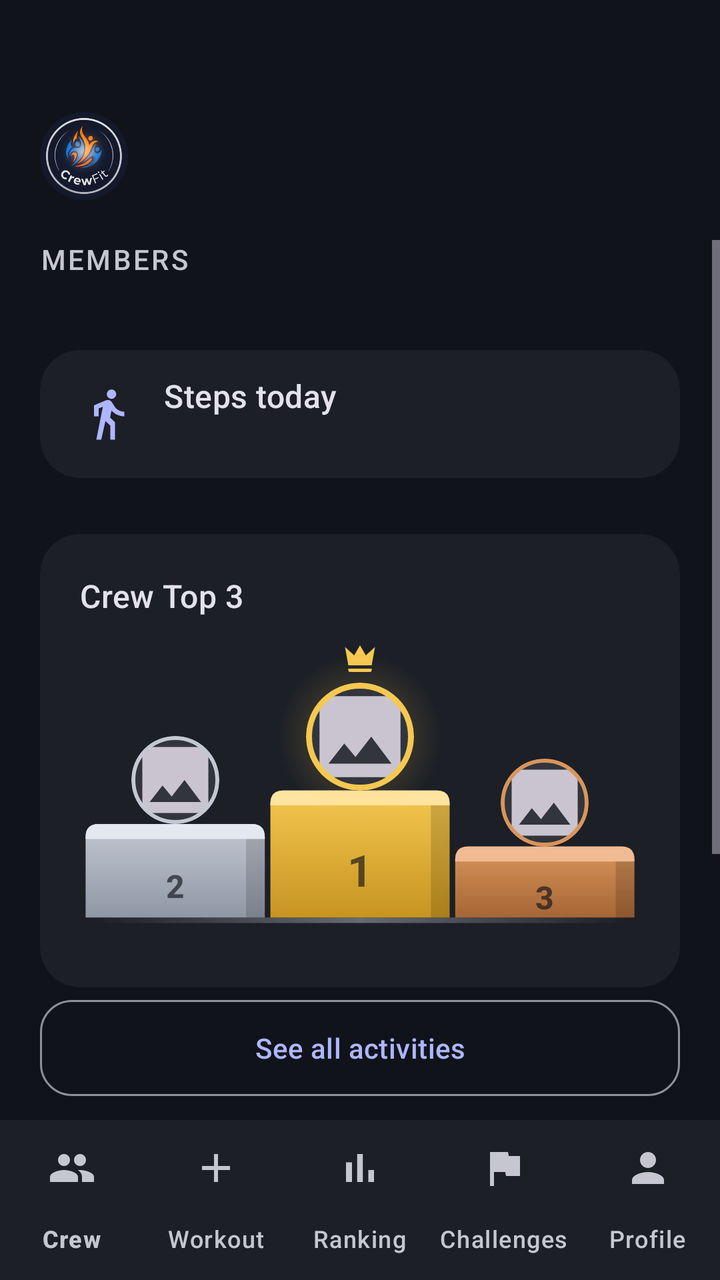
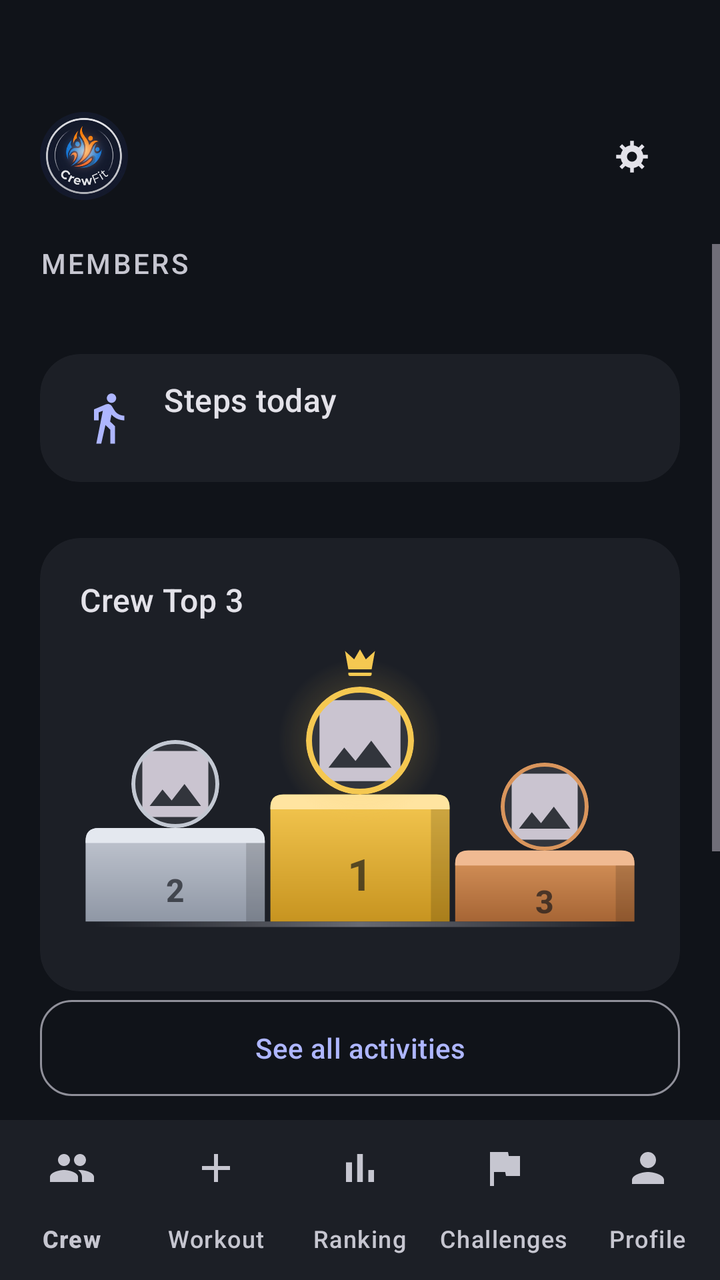

The first picture is an Android layout as it rendered before a commit; the second is the same layout after the commit. The layout source and the unified diff follow.
<!-- AndroidManifest.xml: application theme Theme.MobileSE -->
<!-- res/layout/screen_main_hub.xml -->
<?xml version="1.0" encoding="utf-8"?>
<androidx.constraintlayout.widget.ConstraintLayout xmlns:android="http://schemas.android.com/apk/res/android"
    xmlns:app="http://schemas.android.com/apk/res-auto"
    android:layout_width="match_parent"
    android:layout_height="match_parent"
    android:background="?attr/colorSurface">

    
    <androidx.constraintlayout.widget.ConstraintLayout
        android:id="@+id/clHeader"
        android:layout_width="match_parent"
        android:layout_height="wrap_content"
        android:paddingTop="56dp"
        android:paddingStart="@dimen/screen_padding_horizontal"
        android:paddingEnd="@dimen/screen_padding_horizontal"
        android:paddingBottom="20dp"
        app:layout_constraintTop_toTopOf="parent">

        <com.google.android.material.card.MaterialCardView
            android:id="@+id/cvHomeLogoContainer"
            android:layout_width="@dimen/logo_size_small"
            android:layout_height="@dimen/logo_size_small"
            app:cardCornerRadius="@dimen/logo_radius_small"
            app:cardElevation="0dp"
            app:strokeWidth="0dp"
            app:cardBackgroundColor="@android:color/transparent"
            app:layout_constraintTop_toTopOf="parent"
            app:layout_constraintStart_toStartOf="parent">

            <ImageView
                android:id="@+id/ivHomeLogo"
                android:layout_width="match_parent"
                android:layout_height="match_parent"
                android:src="@drawable/logo_new"
                android:contentDescription="@string/logo_desc"
                android:scaleType="centerCrop" />
        </com.google.android.material.card.MaterialCardView>

        
        <TextView
            android:id="@+id/tvHomeCrewName"
            android:layout_width="0dp"
            android:layout_height="wrap_content"
            android:textAppearance="?attr/textAppearanceHeadlineSmall"
            android:textColor="?attr/colorOnSurface"
            android:maxLines="2"
            android:ellipsize="end"
            android:layout_marginStart="16dp"
            app:layout_constraintTop_toTopOf="@id/cvHomeLogoContainer"
            app:layout_constraintBottom_toBottomOf="@id/cvHomeLogoContainer"
            app:layout_constraintStart_toEndOf="@id/cvHomeLogoContainer"
            app:layout_constraintEnd_toEndOf="parent" />
    </androidx.constraintlayout.widget.ConstraintLayout>

    <ScrollView
        android:layout_width="match_parent"
        android:layout_height="0dp"
        android:fillViewport="true"
        android:clipToPadding="false"
        app:layout_constraintTop_toBottomOf="@id/clHeader"
        app:layout_constraintBottom_toTopOf="@id/btnAllActivities">

        <androidx.constraintlayout.widget.ConstraintLayout
            android:layout_width="match_parent"
            android:layout_height="wrap_content">

        <LinearLayout
            style="@style/ContentColumn"
            android:paddingBottom="24dp">

            <TextView
                style="@style/TextAppearance.CrewFit.SectionLabel"
                android:layout_width="wrap_content"
                android:layout_height="wrap_content"
                android:text="@string/members_label" />

            <HorizontalScrollView
                android:id="@+id/hsvMembers"
                android:layout_width="match_parent"
                android:layout_height="wrap_content"
                android:layout_marginTop="12dp"
                android:scrollbars="none">

                <LinearLayout
                    android:id="@+id/llMembersContainer"
                    android:layout_width="wrap_content"
                    android:layout_height="wrap_content"
                    android:orientation="horizontal"
                    android:gravity="center_vertical" />
            </HorizontalScrollView>

            <include
                android:id="@+id/stepsCard"
                layout="@layout/view_steps_today"
                android:layout_width="match_parent"
                android:layout_height="wrap_content"
                android:layout_marginTop="24dp" />

            
            <com.google.android.material.card.MaterialCardView
                style="@style/Widget.CrewFit.Card"
                android:layout_width="match_parent"
                android:layout_height="wrap_content"
                android:layout_marginTop="28dp">

                <LinearLayout
                    android:layout_width="match_parent"
                    android:layout_height="wrap_content"
                    android:orientation="vertical"
                    android:padding="@dimen/card_padding">

                    <TextView
                        android:id="@+id/tvRankingLabel"
                        android:layout_width="wrap_content"
                        android:layout_height="wrap_content"
                        android:text="@string/top_3_label"
                        android:textAppearance="?attr/textAppearanceTitleMedium"
                        android:textColor="?attr/colorOnSurface" />

                    <include
                        android:id="@+id/podium"
                        layout="@layout/view_podium"
                        android:layout_width="match_parent"
                        android:layout_height="wrap_content"
                        android:layout_marginTop="10dp" />
                </LinearLayout>
            </com.google.android.material.card.MaterialCardView>

            <TextView
                android:id="@+id/tvLatestActivitiesLabel"
                style="@style/TextAppearance.CrewFit.SectionLabel"
                android:layout_width="wrap_content"
                android:layout_height="wrap_content"
                android:layout_marginTop="32dp"
                android:text="@string/latest_activities_label" />

            <LinearLayout
                android:id="@+id/llLatestActivitiesContainer"
                android:layout_width="match_parent"
                android:layout_height="wrap_content"
                android:orientation="vertical"
                android:layout_marginTop="12dp" />

        </LinearLayout>
        </androidx.constraintlayout.widget.ConstraintLayout>
    </ScrollView>

    
    <com.google.android.material.button.MaterialButton
        android:id="@+id/btnAllActivities"
        style="@style/Widget.CrewFit.Button.Outlined"
        android:layout_width="0dp"
        android:layout_height="wrap_content"
        android:layout_marginStart="@dimen/screen_padding_horizontal"
        android:layout_marginEnd="@dimen/screen_padding_horizontal"
        android:layout_marginTop="8dp"
        android:layout_marginBottom="8dp"
        android:text="@string/see_all_activities"
        app:layout_constraintStart_toStartOf="parent"
        app:layout_constraintEnd_toEndOf="parent"
        app:layout_constraintWidth_max="@dimen/content_max_width"
        app:layout_constraintBottom_toTopOf="@id/bottomNav" />

    <com.google.android.material.bottomnavigation.BottomNavigationView
        android:id="@+id/bottomNav"
        style="@style/Widget.CrewFit.BottomNav"
        android:layout_width="match_parent"
        android:layout_height="wrap_content"
        app:menu="@menu/menu_bottom_nav"
        app:layout_constraintBottom_toBottomOf="parent" />

</androidx.constraintlayout.widget.ConstraintLayout>
<!-- res/layout/view_steps_today.xml (included above) -->
<?xml version="1.0" encoding="utf-8"?>
<com.google.android.material.card.MaterialCardView xmlns:android="http://schemas.android.com/apk/res/android"
    xmlns:app="http://schemas.android.com/apk/res-auto"
    android:id="@+id/cvSteps"
    style="@style/Widget.CrewFit.Card"
    android:layout_width="match_parent"
    android:layout_height="wrap_content">

    <LinearLayout
        android:layout_width="match_parent"
        android:layout_height="wrap_content"
        android:orientation="horizontal"
        android:baselineAligned="false"
        android:gravity="center_vertical"
        android:paddingStart="@dimen/card_padding"
        android:paddingEnd="@dimen/card_padding"
        android:paddingTop="12dp"
        android:paddingBottom="12dp">

        <ImageView
            android:layout_width="28dp"
            android:layout_height="28dp"
            android:contentDescription="@null"
            android:src="@drawable/ic_steps"
            app:tint="?attr/colorPrimary" />

        <LinearLayout
            android:layout_width="0dp"
            android:layout_height="wrap_content"
            android:layout_weight="1"
            android:layout_marginStart="14dp"
            android:orientation="vertical">

            <TextView
                android:layout_width="wrap_content"
                android:layout_height="wrap_content"
                android:text="@string/steps_today_label"
                android:textAppearance="?attr/textAppearanceTitleMedium"
                android:textColor="?attr/colorOnSurface" />

            <TextView
                android:id="@+id/tvStepsHint"
                android:layout_width="match_parent"
                android:layout_height="wrap_content"
                android:layout_marginTop="2dp"
                android:textAppearance="?attr/textAppearanceBodySmall"
                android:textColor="?attr/colorOnSurfaceVariant" />
        </LinearLayout>

        <TextView
            android:id="@+id/tvStepsCount"
            android:layout_width="wrap_content"
            android:layout_height="wrap_content"
            android:layout_marginStart="12dp"
            android:textAppearance="?attr/textAppearanceHeadlineSmall"
            android:textColor="?attr/colorSecondary"
            android:visibility="gone" />

        
        <FrameLayout
            android:id="@+id/flStepsGoal"
            android:layout_width="wrap_content"
            android:layout_height="wrap_content"
            android:layout_marginStart="10dp"
            android:visibility="gone">

            <com.google.android.material.progressindicator.CircularProgressIndicator
                android:id="@+id/piStepsGoal"
                android:layout_width="wrap_content"
                android:layout_height="wrap_content"
                android:layout_gravity="center"
                android:indeterminate="false"
                android:progress="0"
                app:indicatorColor="?attr/colorSecondary"
                app:indicatorSize="@dimen/steps_goal_ring_size"
                app:trackColor="?attr/colorSurfaceContainerHighest"
                app:trackCornerRadius="2dp"
                app:trackThickness="4dp" />

            <ImageView
                android:id="@+id/ivStepsGoalReached"
                android:layout_width="16dp"
                android:layout_height="16dp"
                android:layout_gravity="center"
                android:contentDescription="@null"
                android:src="@drawable/ic_check"
                android:visibility="gone"
                app:tint="?attr/colorSecondary" />
        </FrameLayout>

        <com.google.android.material.button.MaterialButton
            android:id="@+id/btnConnectHealth"
            style="@style/Widget.CrewFit.Button.Outlined"
            android:layout_width="wrap_content"
            android:layout_height="wrap_content"
            android:layout_marginStart="12dp"
            android:text="@string/steps_connect"
            android:visibility="gone" />

    </LinearLayout>
</com.google.android.material.card.MaterialCardView>
<!-- res/layout/view_podium.xml (included above) -->
<?xml version="1.0" encoding="utf-8"?>
<FrameLayout xmlns:android="http://schemas.android.com/apk/res/android"
    xmlns:app="http://schemas.android.com/apk/res-auto"
    android:layout_width="match_parent"
    android:layout_height="wrap_content">

    <androidx.constraintlayout.widget.ConstraintLayout
        android:id="@+id/clPodium"
        android:clipChildren="false"
        android:layout_width="@dimen/podium_width"
        android:layout_height="@dimen/podium_height"
        android:layout_gravity="center_horizontal">

        <ImageView
            android:layout_width="0dp"
            android:layout_height="0dp"
            android:contentDescription="@null"
            android:scaleType="fitXY"
            android:src="@drawable/podium_blocks"
            app:layout_constraintTop_toTopOf="parent"
            app:layout_constraintBottom_toBottomOf="parent"
            app:layout_constraintStart_toStartOf="parent"
            app:layout_constraintEnd_toEndOf="parent" />

        

        <androidx.constraintlayout.widget.Guideline
            android:id="@+id/gSecondX"
            android:layout_width="wrap_content"
            android:layout_height="wrap_content"
            android:orientation="vertical"
            app:layout_constraintGuide_percent="0.17" />

        <androidx.constraintlayout.widget.Guideline
            android:id="@+id/gFirstX"
            android:layout_width="wrap_content"
            android:layout_height="wrap_content"
            android:orientation="vertical"
            app:layout_constraintGuide_percent="0.5" />

        <androidx.constraintlayout.widget.Guideline
            android:id="@+id/gThirdX"
            android:layout_width="wrap_content"
            android:layout_height="wrap_content"
            android:orientation="vertical"
            app:layout_constraintGuide_percent="0.83" />

        
        <androidx.constraintlayout.widget.Guideline
            android:id="@+id/gFirstTop"
            android:layout_width="wrap_content"
            android:layout_height="wrap_content"
            android:orientation="horizontal"
            app:layout_constraintGuide_percent="0.494" />

        <androidx.constraintlayout.widget.Guideline
            android:id="@+id/gSecondTop"
            android:layout_width="wrap_content"
            android:layout_height="wrap_content"
            android:orientation="horizontal"
            app:layout_constraintGuide_percent="0.602" />

        <androidx.constraintlayout.widget.Guideline
            android:id="@+id/gThirdTop"
            android:layout_width="wrap_content"
            android:layout_height="wrap_content"
            android:orientation="horizontal"
            app:layout_constraintGuide_percent="0.675" />

        

        
        <LinearLayout
            android:id="@+id/llPodiumFirstAvatar"
            android:clipChildren="false"
            android:layout_width="wrap_content"
            android:layout_height="wrap_content"
            android:gravity="center_horizontal"
            android:orientation="vertical"
            app:layout_constraintStart_toStartOf="@id/gFirstX"
            app:layout_constraintEnd_toEndOf="@id/gFirstX"
            app:layout_constraintBottom_toTopOf="@id/gFirstTop">

            <ImageView
                android:layout_width="@dimen/podium_crown_size"
                android:layout_height="@dimen/podium_crown_size"
                android:layout_marginBottom="2dp"
                android:contentDescription="@null"
                android:src="@drawable/ic_crown" />

            
            <FrameLayout
                android:layout_width="@dimen/podium_avatar_size_first"
                android:layout_height="@dimen/podium_avatar_size_first"
                android:clipChildren="false">

                <View
                    android:layout_width="@dimen/podium_glow_size"
                    android:layout_height="@dimen/podium_glow_size"
                    android:layout_gravity="center"
                    android:background="@drawable/bg_podium_glow" />

                <com.google.android.material.card.MaterialCardView
                    android:layout_width="@dimen/podium_avatar_size_first"
                    android:layout_height="@dimen/podium_avatar_size_first"
                    android:layout_gravity="center"
                    app:cardBackgroundColor="?attr/colorSurfaceContainerHighest"
                    app:cardCornerRadius="@dimen/podium_avatar_radius_first"
                    app:cardElevation="0dp"
                    app:strokeColor="@color/podium_first"
                    app:strokeWidth="3dp">

                    <ImageView
                        android:id="@+id/ivPodiumFirst"
                        android:layout_width="match_parent"
                        android:layout_height="match_parent"
                        android:contentDescription="@string/profile_desc"
                        android:scaleType="centerCrop"
                        android:src="@drawable/ic_image" />
                </com.google.android.material.card.MaterialCardView>
            </FrameLayout>
        </LinearLayout>

        

        <com.google.android.material.card.MaterialCardView
            android:id="@+id/cvPodiumSecond"
            android:layout_width="@dimen/podium_avatar_size"
            android:layout_height="@dimen/podium_avatar_size"
            app:cardBackgroundColor="?attr/colorSurfaceContainerHighest"
            app:cardCornerRadius="@dimen/podium_avatar_radius"
            app:cardElevation="0dp"
            app:strokeColor="@color/podium_second"
            app:strokeWidth="2dp"
            app:layout_constraintStart_toStartOf="@id/gSecondX"
            app:layout_constraintEnd_toEndOf="@id/gSecondX"
            app:layout_constraintBottom_toTopOf="@id/gSecondTop">

            <ImageView
                android:id="@+id/ivPodiumSecond"
                android:layout_width="match_parent"
                android:layout_height="match_parent"
                android:contentDescription="@string/profile_desc"
                android:scaleType="centerCrop"
                android:src="@drawable/ic_image" />
        </com.google.android.material.card.MaterialCardView>

        

        <com.google.android.material.card.MaterialCardView
            android:id="@+id/cvPodiumThird"
            android:layout_width="@dimen/podium_avatar_size"
            android:layout_height="@dimen/podium_avatar_size"
            app:cardBackgroundColor="?attr/colorSurfaceContainerHighest"
            app:cardCornerRadius="@dimen/podium_avatar_radius"
            app:cardElevation="0dp"
            app:strokeColor="@color/podium_third"
            app:strokeWidth="2dp"
            app:layout_constraintStart_toStartOf="@id/gThirdX"
            app:layout_constraintEnd_toEndOf="@id/gThirdX"
            app:layout_constraintBottom_toTopOf="@id/gThirdTop">

            <ImageView
                android:id="@+id/ivPodiumThird"
                android:layout_width="match_parent"
                android:layout_height="match_parent"
                android:contentDescription="@string/profile_desc"
                android:scaleType="centerCrop"
                android:src="@drawable/ic_image" />
        </com.google.android.material.card.MaterialCardView>
        

        <TextView
            android:layout_width="wrap_content"
            android:layout_height="wrap_content"
            android:text="@string/podium_rank_1"
            android:textAppearance="?attr/textAppearanceTitleLarge"
            android:textColor="@color/podium_rank_label"
            android:textStyle="bold"
            app:layout_constraintStart_toStartOf="@id/gFirstX"
            app:layout_constraintEnd_toEndOf="@id/gFirstX"
            app:layout_constraintTop_toTopOf="@id/gFirstTop"
            app:layout_constraintBottom_toBottomOf="parent" />

        <TextView
            android:layout_width="wrap_content"
            android:layout_height="wrap_content"
            android:text="@string/podium_rank_2"
            android:textAppearance="?attr/textAppearanceTitleMedium"
            android:textColor="@color/podium_rank_label"
            android:textStyle="bold"
            app:layout_constraintStart_toStartOf="@id/gSecondX"
            app:layout_constraintEnd_toEndOf="@id/gSecondX"
            app:layout_constraintTop_toTopOf="@id/gSecondTop"
            app:layout_constraintBottom_toBottomOf="parent" />

        <TextView
            android:layout_width="wrap_content"
            android:layout_height="wrap_content"
            android:text="@string/podium_rank_3"
            android:textAppearance="?attr/textAppearanceTitleMedium"
            android:textColor="@color/podium_rank_label"
            android:textStyle="bold"
            app:layout_constraintStart_toStartOf="@id/gThirdX"
            app:layout_constraintEnd_toEndOf="@id/gThirdX"
            app:layout_constraintTop_toTopOf="@id/gThirdTop"
            app:layout_constraintBottom_toBottomOf="parent" />

    </androidx.constraintlayout.widget.ConstraintLayout>
</FrameLayout>
<!-- resources referenced by this layout -->
<resources>
  <color name="podium_first">#F5C851</color>
  <color name="podium_rank_label">#A6101319</color>
  <color name="podium_second">#C3C8D2</color>
  <color name="podium_third">#D9955C</color>
  <dimen name="card_padding">20dp</dimen>
  <dimen name="content_max_width">2000dp</dimen>
  <dimen name="logo_radius_small">22dp</dimen>
  <dimen name="logo_size_small">44dp</dimen>
  <dimen name="podium_avatar_radius">22dp</dimen>
  <dimen name="podium_avatar_radius_first">27dp</dimen>
  <dimen name="podium_avatar_size">44dp</dimen>
  <dimen name="podium_avatar_size_first">54dp</dimen>
  <dimen name="podium_crown_size">20dp</dimen>
  <dimen name="podium_glow_size">82dp</dimen>
  <dimen name="podium_height">155dp</dimen>
  <dimen name="podium_width">280dp</dimen>
  <dimen name="screen_padding_horizontal">20dp</dimen>
  <dimen name="steps_goal_ring_size">34dp</dimen>
  <string name="latest_activities_label">Latest Activities</string>
  <string name="logo_desc">CrewFit Logo</string>
  <string name="members_label">Members</string>
  <string name="podium_rank_1">1</string>
  <string name="podium_rank_2">2</string>
  <string name="podium_rank_3">3</string>
  <string name="profile_desc">Profile</string>
  <string name="see_all_activities">See all activities</string>
  <string name="steps_connect">Connect</string>
  <string name="steps_today_label">Steps today</string>
  <string name="top_3_label">Crew Top 3</string>
  <style name="Widget.CrewFit.Button.Outlined" parent="Widget.Material3.Button.OutlinedButton">
          <item name="android:minHeight">56dp</item>
          <item name="cornerRadius">16dp</item>
      </style>
  <style name="Theme.MobileSE" parent="Base.Theme.MobileSE" />
  <color name="md_on_surface_variant">#C6C6D0</color>
  <color name="md_surface_container">#1C1F26</color>
  <style name="Widget.CrewFit.BottomNav.Indicator" parent="Widget.Material3.BottomNavigationView.ActiveIndicator">
          <item name="android:color">@android:color/transparent</item>
      </style>
  <color name="md_primary">#AEB6FF</color>
  <style name="ShapeAppearance.CrewFit.Medium" parent="ShapeAppearance.Material3.Corner.Medium">
          <item name="cornerSize">20dp</item>
      </style>
  <color name="md_on_primary">#1B1B5C</color>
  <color name="md_primary_container">#3A3F9E</color>
  <color name="md_on_primary_container">#E0E3FF</color>
  <color name="md_secondary">#6FE7B7</color>
  <color name="md_on_secondary">#00382A</color>
  <color name="md_secondary_container">#00513E</color>
  <color name="md_on_secondary_container">#8CFFD1</color>
  <color name="md_tertiary">#FFB77C</color>
  <color name="md_on_tertiary">#4A2800</color>
  <color name="md_tertiary_container">#6A3B00</color>
  <color name="md_on_tertiary_container">#FFDCC2</color>
  <color name="md_error">#FFB4AB</color>
  <color name="md_on_error">#690005</color>
  <color name="md_error_container">#93000A</color>
  <color name="md_on_error_container">#FFDAD6</color>
  <color name="md_surface">#101319</color>
  <color name="md_on_surface">#E3E2E9</color>
  <color name="md_surface_variant">#45464F</color>
  <color name="md_surface_container_lowest">#0B0E13</color>
  <color name="md_surface_container_low">#181B21</color>
  <color name="md_surface_container_high">#272A31</color>
  <color name="md_surface_container_highest">#32353C</color>
  <color name="md_outline">#90909A</color>
  <color name="md_outline_variant">#45464F</color>
  <color name="md_inverse_surface">#E3E2E9</color>
  <color name="md_inverse_on_surface">#2E3036</color>
  <style name="ShapeAppearance.CrewFit.Small" parent="ShapeAppearance.Material3.Corner.Small">
          <item name="cornerSize">12dp</item>
      </style>
  <style name="ShapeAppearance.CrewFit.Large" parent="ShapeAppearance.Material3.Corner.Large">
          <item name="cornerSize">28dp</item>
      </style>
  <!-- unchanged entries left out for length: 19 -->
</resources>

<!-- the commit's change to res/layout/screen_main_hub.xml (unified diff, before → after) -->
@@ -46,9 +46,23 @@
             android:maxLines="2"
             android:ellipsize="end"
             android:layout_marginStart="16dp"
+            android:layout_marginEnd="8dp"
             app:layout_constraintTop_toTopOf="@id/cvHomeLogoContainer"
             app:layout_constraintBottom_toBottomOf="@id/cvHomeLogoContainer"
             app:layout_constraintStart_toEndOf="@id/cvHomeLogoContainer"
+            app:layout_constraintEnd_toStartOf="@id/btnSettings" />
+
+        
+        <com.google.android.material.button.MaterialButton
+            android:id="@+id/btnSettings"
+            style="@style/Widget.Material3.Button.IconButton"
+            android:layout_width="48dp"
+            android:layout_height="48dp"
+            android:contentDescription="@string/settings_desc"
+            app:icon="@drawable/ic_settings"
+            app:iconTint="?attr/colorOnSurface"
+            app:layout_constraintTop_toTopOf="@id/cvHomeLogoContainer"
+            app:layout_constraintBottom_toBottomOf="@id/cvHomeLogoContainer"
             app:layout_constraintEnd_toEndOf="parent" />
     </androidx.constraintlayout.widget.ConstraintLayout>
 
<!-- resource entries referenced after the edit -->
@@ -18,6 +18,7 @@
   <dimen name="podium_width">280dp</dimen>
   <dimen name="screen_padding_horizontal">20dp</dimen>
   <dimen name="steps_goal_ring_size">34dp</dimen>
+  <!-- drawable ic_settings: vector/xml drawable (drawable, 2064 chars, omitted) -->
   <string name="latest_activities_label">Latest Activities</string>
   <string name="logo_desc">CrewFit Logo</string>
   <string name="members_label">Members</string>
@@ -26,6 +27,7 @@
   <string name="podium_rank_3">3</string>
   <string name="profile_desc">Profile</string>
   <string name="see_all_activities">See all activities</string>
+  <string name="settings_desc">Settings</string>
   <string name="steps_connect">Connect</string>
   <string name="steps_today_label">Steps today</string>
   <string name="top_3_label">Crew Top 3</string>
